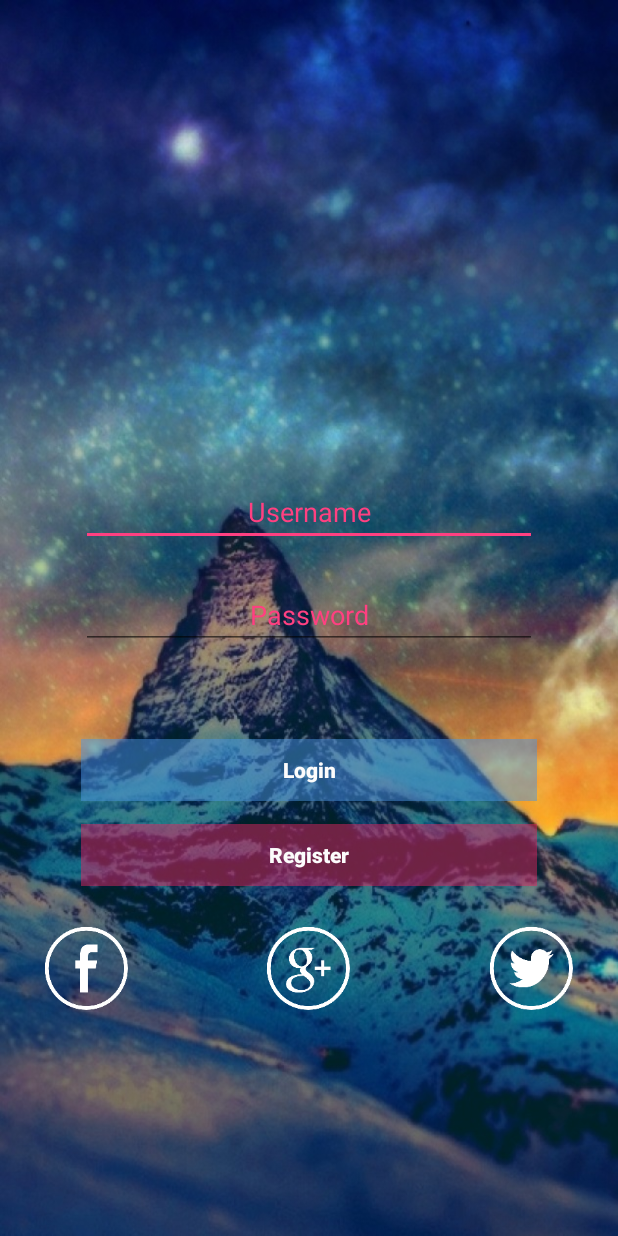
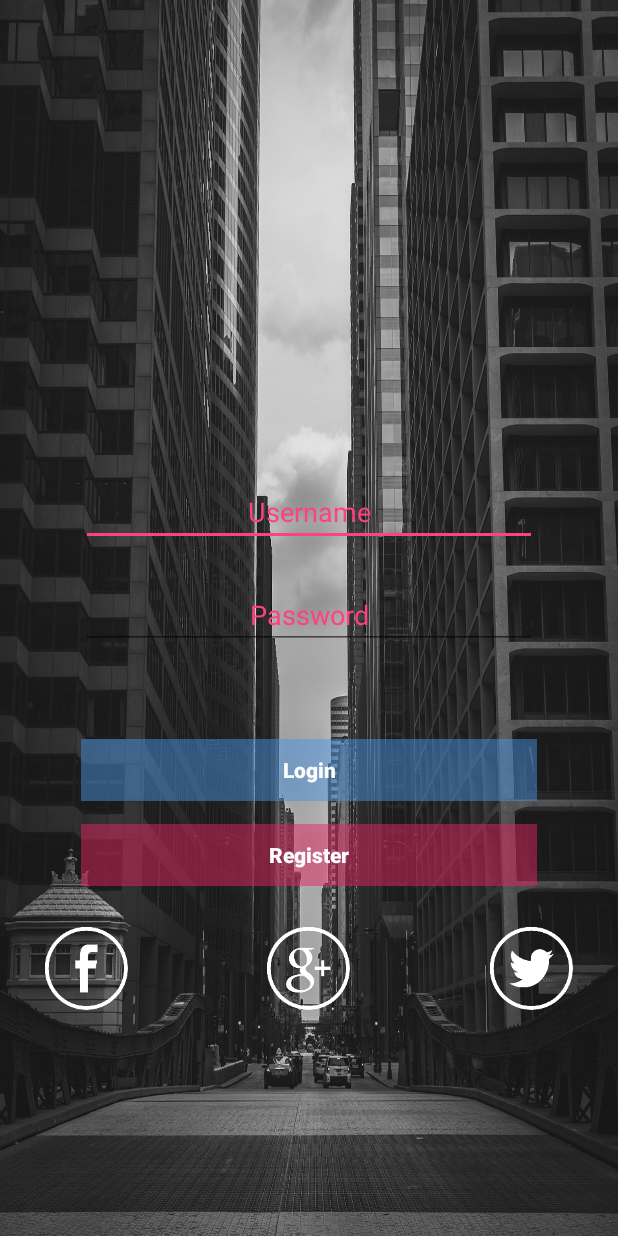
Before and after one commit to EldersCode/RentApp, an Android app: the screen it shows after launch (LoginActivity), on a phone screen of 412 x 824 dp. Run offline under Robolectric (Android 15) with nearby library versions, the phone set to English and light mode, and no system bars; our stand-ins replace Firebase (no records; nobody signed in at launch, a user with empty details on screens opened directly), Volley; libraries missing offline, so code that uses them is left out: com.facebook, com.facebook.login; plain views replace LoginButton; 8 statements that could not run were skipped.

Commit message:
login background

```diff
--- a/app/src/main/res/layout/activity_login.xml
+++ b/app/src/main/res/layout/activity_login.xml
@@ -6,7 +6,7 @@
     android:layout_width="match_parent"
     android:layout_height="match_parent"
     tools:context="com.tourism.hesham.rentapp.LoginActivity"
-    android:background="@drawable/moutinstars2">
+    android:background="@drawable/hp2">
 
     <EditText
         android:id="@+id/Username"
```
Also changed, not shown: app/src/main/res/drawable/hp2.jpg (added).
